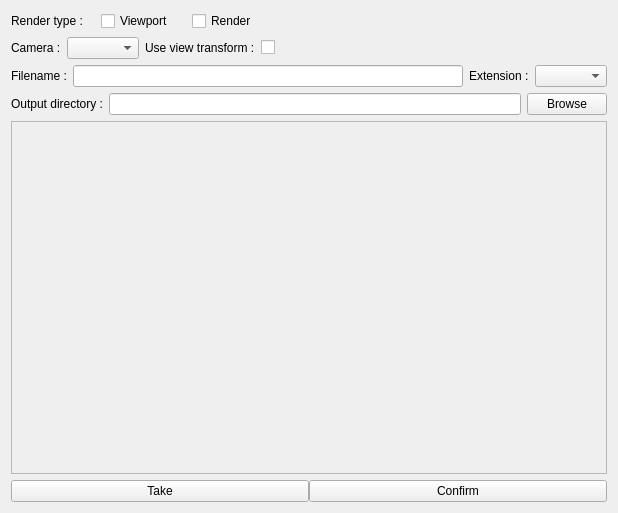
Qt form gazupublisher/resources/views/TakePreviewWidget.ui (cgwire/kitsu-publisher-deprecated) before a commit.
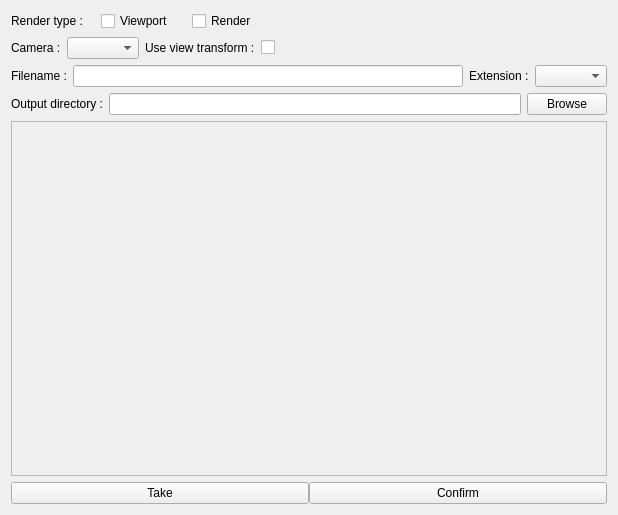
The same form after that commit.

```diff
--- a/gazupublisher/resources/views/TakePreviewWidget.ui
+++ b/gazupublisher/resources/views/TakePreviewWidget.ui
@@ -7,7 +7,7 @@
     <x>0</x>
     <y>0</y>
     <width>614</width>
-    <height>513</height>
+    <height>515</height>
    </rect>
   </property>
   <property name="windowTitle">
```
Left out of the diff: 2 changed lines with no effect on the pictures.
